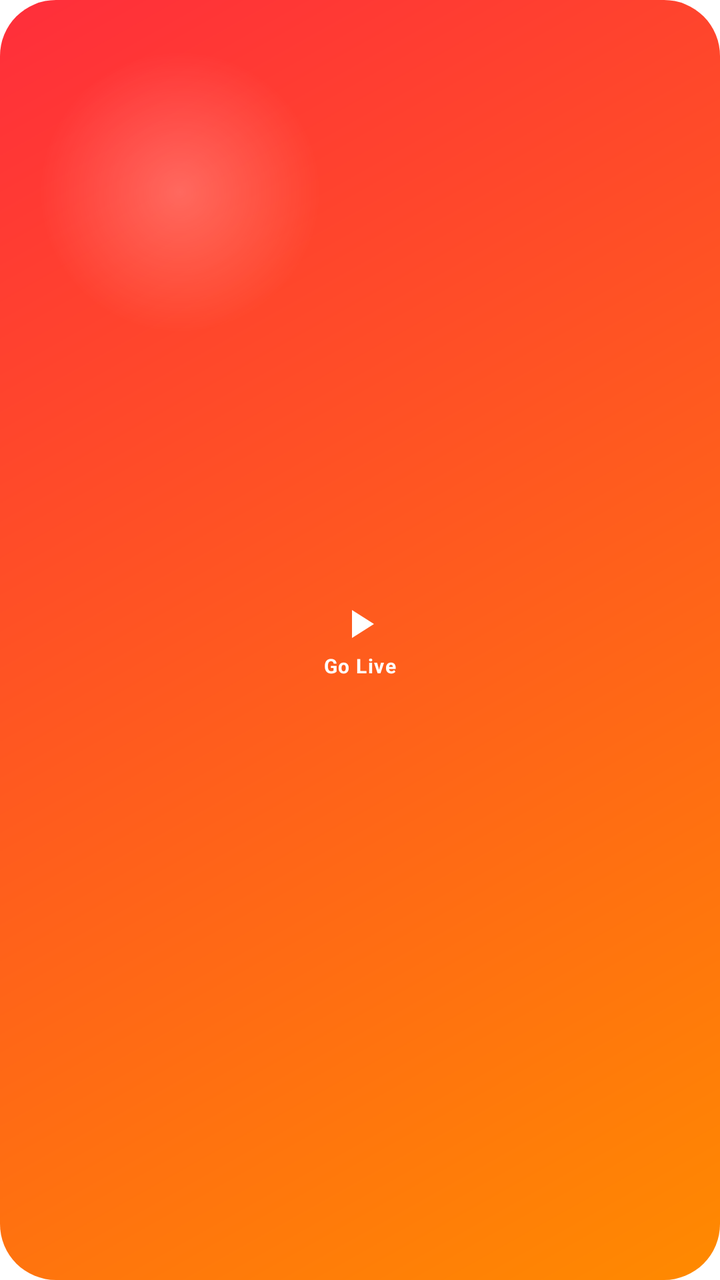
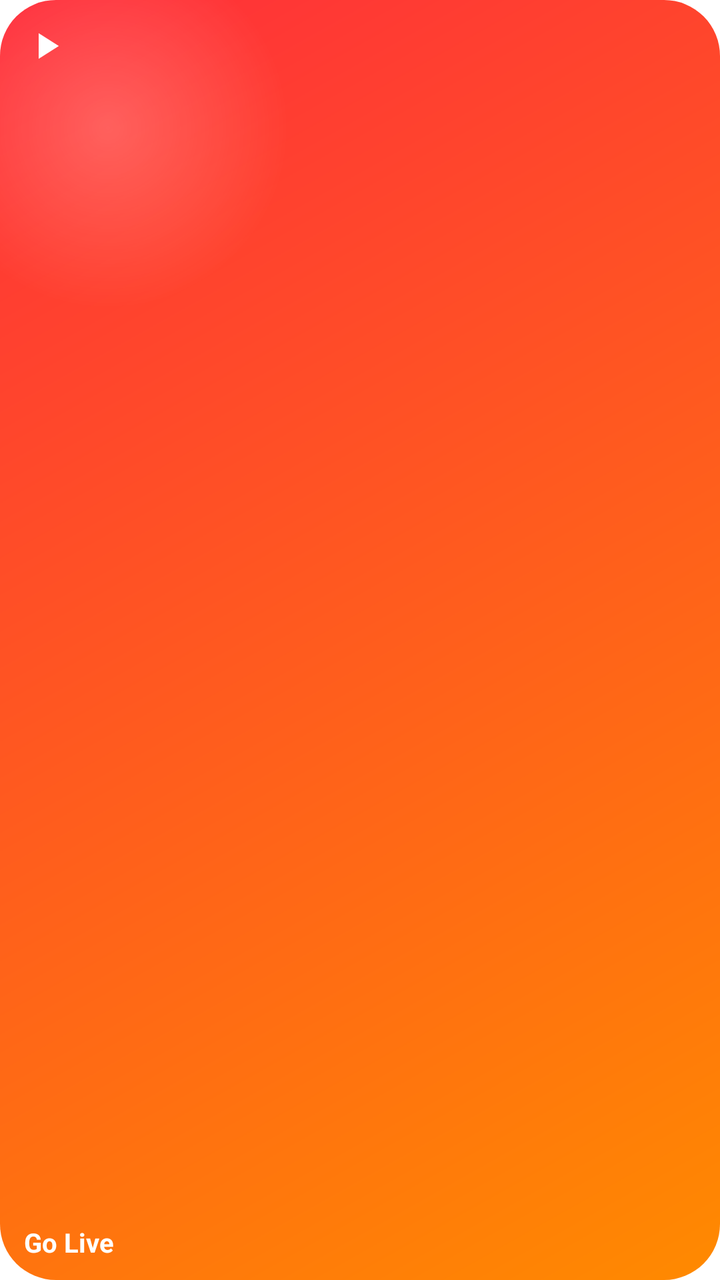

Screens rendered from an Android XML layout before and after an edit, with the pre-edit source and the edit as a unified diff.
<!-- AndroidManifest.xml: application theme Theme.LivePipe -->
<!-- res/layout/widget_orb.xml -->
<FrameLayout xmlns:android="http://schemas.android.com/apk/res/android" android:id="@+id/wg_orb" android:layout_width="match_parent" android:layout_height="match_parent"
    android:background="@drawable/wg_orb">
    <LinearLayout android:layout_width="wrap_content" android:layout_height="wrap_content" android:layout_gravity="center"
        android:gravity="center_horizontal" android:orientation="vertical">
        <ImageView android:id="@+id/wg_orb_icon" android:layout_width="24dp" android:layout_height="24dp"
            android:src="@drawable/ic_play" android:contentDescription="Go live" />
        <Chronometer android:id="@+id/wg_timer" android:layout_width="wrap_content" android:layout_height="wrap_content"
            android:textColor="#FFFFFFFF" android:textSize="13sp" android:fontFamily="sans-serif-medium" android:visibility="gone" />
        <TextView android:id="@+id/wg_orb_label" android:layout_width="wrap_content" android:layout_height="wrap_content"
            android:layout_marginTop="2dp" android:singleLine="true" android:text="Go Live" android:textColor="#FFFFFFFF"
            android:textSize="10sp" android:textStyle="bold" android:letterSpacing="0.05" />
    </LinearLayout>
</FrameLayout>
<!-- resources referenced by this layout -->
<resources>
  <!-- drawable ic_play (drawable) -->
  <vector xmlns:android="http://schemas.android.com/apk/res/android" android:width="24dp" android:height="24dp" android:viewportWidth="24" android:viewportHeight="24">
      <path android:fillColor="#FFFFFFFF" android:pathData="M8,5v14l11,-7z" />
  </vector>
  <!-- drawable wg_orb (drawable) -->
  <layer-list xmlns:android="http://schemas.android.com/apk/res/android">
      <item><shape><corners android:radius="@dimen/wg_radius" /><gradient android:angle="315" android:startColor="#FFFF2E3B" android:endColor="#FFFF8A00" /></shape></item>
      <item><shape><corners android:radius="@dimen/wg_radius" /><gradient android:type="radial" android:gradientRadius="70dp" android:centerX="0.25" android:centerY="0.15" android:startColor="#38FFFFFF" android:endColor="#00FFFFFF" /></shape></item>
  </layer-list>
  <style name="Theme.LivePipe" parent="@android:style/Theme.Material.Light.NoActionBar">
          <item name="android:windowBackground">@android:color/white</item>
      </style>
  <dimen name="wg_radius">24dp</dimen>
</resources>

<!-- the commit's change to res/layout/widget_orb.xml (unified diff, before → after) -->
@@ -1,13 +1,15 @@
 <FrameLayout xmlns:android="http://schemas.android.com/apk/res/android" android:id="@+id/wg_orb" android:layout_width="match_parent" android:layout_height="match_parent"
     android:background="@drawable/wg_orb">
-    <LinearLayout android:layout_width="wrap_content" android:layout_height="wrap_content" android:layout_gravity="center"
-        android:gravity="center_horizontal" android:orientation="vertical">
-        <ImageView android:id="@+id/wg_orb_icon" android:layout_width="24dp" android:layout_height="24dp"
-            android:src="@drawable/ic_play" android:contentDescription="Go live" />
-        <Chronometer android:id="@+id/wg_timer" android:layout_width="wrap_content" android:layout_height="wrap_content"
-            android:textColor="#FFFFFFFF" android:textSize="13sp" android:fontFamily="sans-serif-medium" android:visibility="gone" />
-        <TextView android:id="@+id/wg_orb_label" android:layout_width="wrap_content" android:layout_height="wrap_content"
-            android:layout_marginTop="2dp" android:singleLine="true" android:text="Go Live" android:textColor="#FFFFFFFF"
-            android:textSize="10sp" android:textStyle="bold" android:letterSpacing="0.05" />
-    </LinearLayout>
+    <ImageView android:id="@+id/wg_orb_icon" android:layout_width="22dp" android:layout_height="22dp"
+        android:layout_gravity="top|start" android:layout_margin="12dp" android:src="@drawable/ic_play" android:contentDescription="Go live" />
+    <TextView android:id="@+id/wg_orb_tag" android:layout_width="wrap_content" android:layout_height="wrap_content"
+        android:layout_gravity="top|start" android:layout_margin="12dp" android:text="● LIVE" android:textColor="#FFFF453A"
+        android:textSize="11sp" android:textStyle="bold" android:letterSpacing="0.06" android:visibility="gone" />
+    <TextView android:id="@+id/wg_orb_label" android:layout_width="match_parent" android:layout_height="18dp"
+        android:layout_gravity="bottom|start" android:layout_marginStart="12dp" android:layout_marginEnd="6dp" android:layout_marginBottom="10dp"
+        android:maxLines="1" android:autoSizeTextType="uniform" android:autoSizeMinTextSize="10sp" android:autoSizeMaxTextSize="14sp" android:text="Go Live" android:textColor="#FFFFFFFF"
+        android:textSize="14sp" android:textStyle="bold" />
+    <Chronometer android:id="@+id/wg_timer" android:layout_width="wrap_content" android:layout_height="wrap_content"
+        android:layout_gravity="bottom|start" android:layout_marginStart="12dp" android:layout_marginBottom="10dp"
+        android:textColor="#FFFFFFFF" android:textSize="14sp" android:textStyle="bold" android:visibility="gone" />
 </FrameLayout>
<!-- resource entries referenced after the edit -->
@@ -7,7 +7,7 @@
   <!-- drawable wg_orb (drawable) -->
   <layer-list xmlns:android="http://schemas.android.com/apk/res/android">
       <item><shape><corners android:radius="@dimen/wg_radius" /><gradient android:angle="315" android:startColor="#FFFF2E3B" android:endColor="#FFFF8A00" /></shape></item>
-      <item><shape><corners android:radius="@dimen/wg_radius" /><gradient android:type="radial" android:gradientRadius="70dp" android:centerX="0.25" android:centerY="0.15" android:startColor="#38FFFFFF" android:endColor="#00FFFFFF" /></shape></item>
+      <item><shape><corners android:radius="@dimen/wg_radius" /><gradient android:type="radial" android:gradientRadius="90dp" android:centerX="0.15" android:centerY="0.1" android:startColor="#33FFFFFF" android:endColor="#00FFFFFF" /></shape></item>
   </layer-list>
   <style name="Theme.LivePipe" parent="@android:style/Theme.Material.Light.NoActionBar">
           <item name="android:windowBackground">@android:color/white</item>
